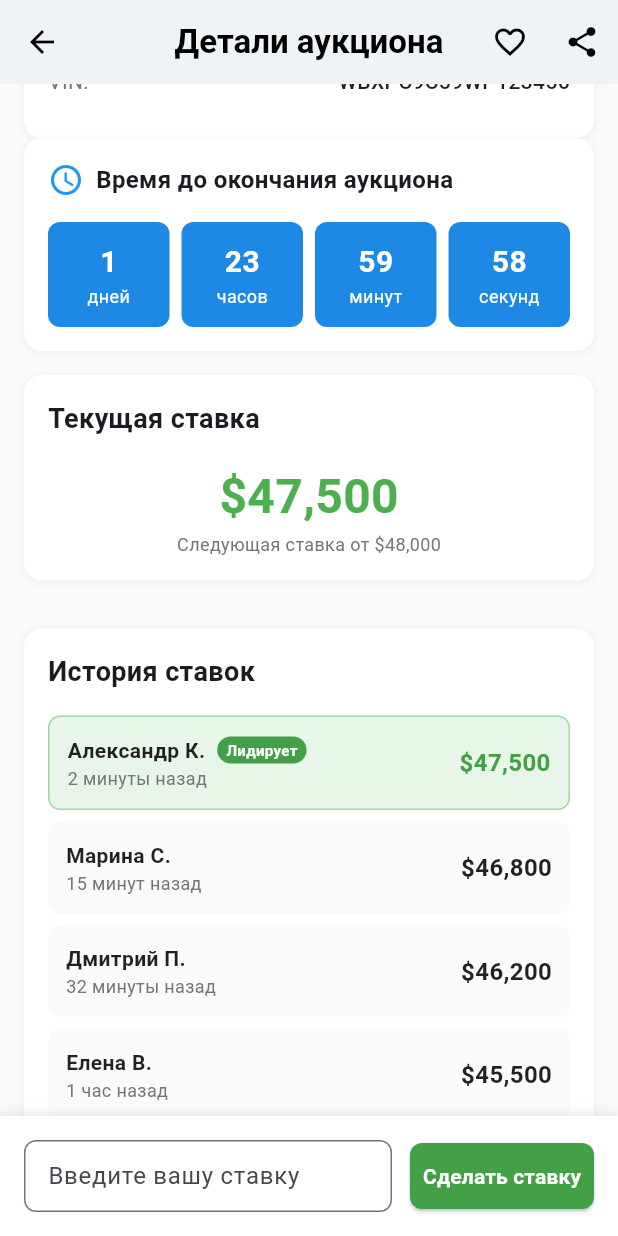
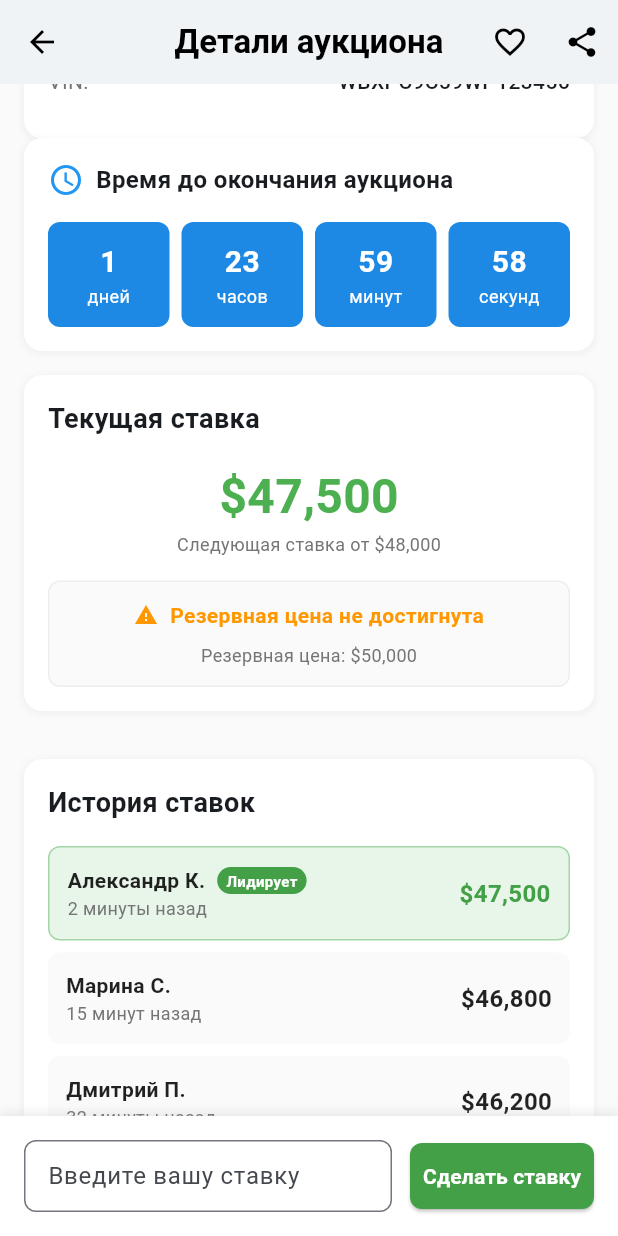
Before and after one commit to serviceapp225/ARO, a Flutter app: the AuctionDetailScreen screen opened directly with empty values, scrolled down 576 dp, on a phone screen of 412 x 824 dp. Run offline on Flutter 3.47's test engine with Material 3 defaults, Android fonts, the phone set to English and light mode, and no system bars.

Commit message:
Show if auctions have a reserve price and whether it has been met
Implement reserve price display with status indicators in auction details.

Replit-Commit-Author: Agent
Replit-Commit-Session-Id: 4946345d-ac99-4a2f-915c-6c0cb7f43d87
Replit-Commit-Screenshot-Url: https://storage.googleapis.com/screenshot-production-us-central1/d8a15fc1-aa9c-422e-afb1-9506fa80f861/21fea10d-dc12-4add-b4b6-16c46903cd95.jpg

```diff
--- a/autoauction_flutter/lib/screens/auction_detail_screen.dart
+++ b/autoauction_flutter/lib/screens/auction_detail_screen.dart
@@ -23,6 +23,9 @@ class _AuctionDetailScreenState extends State<AuctionDetailScreen>
     'mileage': 45000,
     'currentBid': 47500,
     'bidCount': 23,
+    'reservePrice': 50000,
+    'hasReserve': true,
+    'reserveMet': false,
     'endTime': DateTime.now().add(const Duration(days: 2)),
     'specifications': {
       'engine': '3.0L Twin Turbo',
@@ -455,6 +458,69 @@ class _AuctionDetailScreenState extends State<AuctionDetailScreen>
                     fontSize: 12,
                   ),
                 ),
+                const SizedBox(height: 16),
+                // Reserve Price Information
+                Container(
+                  padding: const EdgeInsets.all(12),
+                  decoration: BoxDecoration(
+                    color: Colors.grey[50],
+                    borderRadius: BorderRadius.circular(8),
+                    border: Border.all(color: Colors.grey[200]!),
+                  ),
+                  child: carData['hasReserve'] ?
+                    Column(
+                      children: [
+                        Row(
+                          mainAxisAlignment: MainAxisAlignment.center,
+                          children: [
+                            Icon(
+                              carData['reserveMet'] ? Icons.check_circle : Icons.warning,
+                              color: carData['reserveMet'] ? Colors.green : Colors.orange,
+                              size: 16,
+                            ),
+                            const SizedBox(width: 8),
+                            Text(
+                              carData['reserveMet'] ? 'Резервная цена достигнута' : 'Резервная цена не достигнута',
+                              style: TextStyle(
+                                color: carData['reserveMet'] ? Colors.green : Colors.orange,
+                                fontWeight: FontWeight.w600,
+                                fontSize: 14,
+                              ),
+                            ),
+                          ],
+                        ),
+                        if (!carData['reserveMet']) ...[
+                          const SizedBox(height: 8),
+                          Text(
+                            'Резервная цена: \$${carData['reservePrice'].toString().replaceAllMapped(RegExp(r'(\d{1,3})(?=(\d{3})+(?!\d))'), (Match m) => '${m[1]},')}',
+                            style: TextStyle(
+                              color: Colors.grey[600],
+                              fontSize: 12,
+                            ),
+                          ),
+                        ],
+                      ],
+                    ) :
+                    Row(
+                      mainAxisAlignment: MainAxisAlignment.center,
+                      children: [
+                        const Icon(
+                          Icons.local_fire_department,
+                          color: Colors.blue,
+                          size: 16,
+                        ),
+                        const SizedBox(width: 8),
+                        Text(
+                          'Продажа без резерва!',
+                          style: TextStyle(
+                            color: Colors.blue[600],
+                            fontWeight: FontWeight.w600,
+                            fontSize: 14,
+                          ),
+                        ),
+                      ],
+                    ),
+                ),
               ],
             ),
           ),
```
Also changed, not shown: 2 other files.
